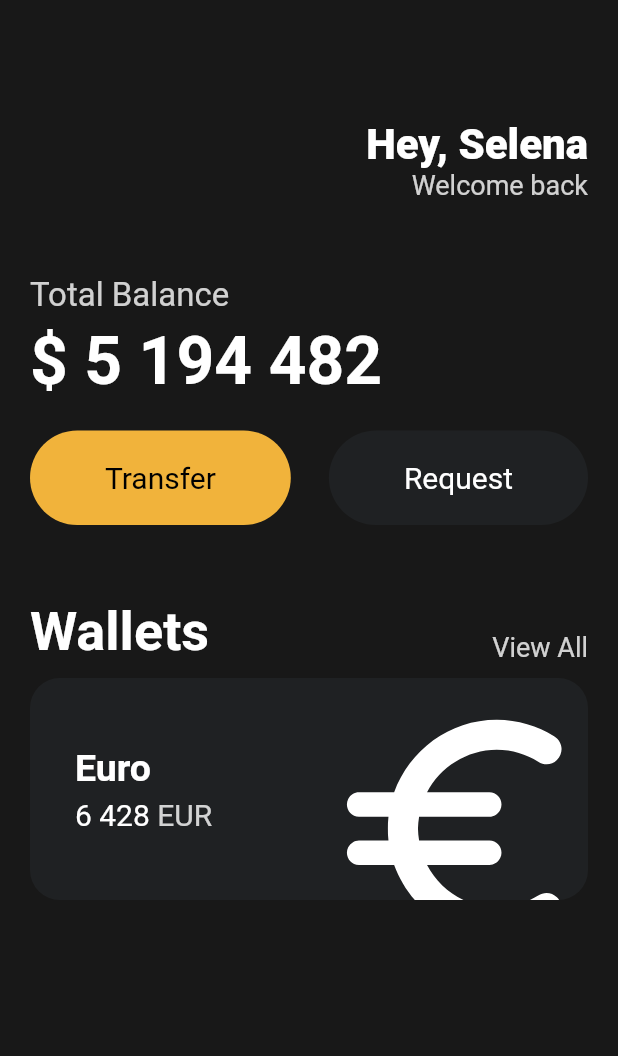
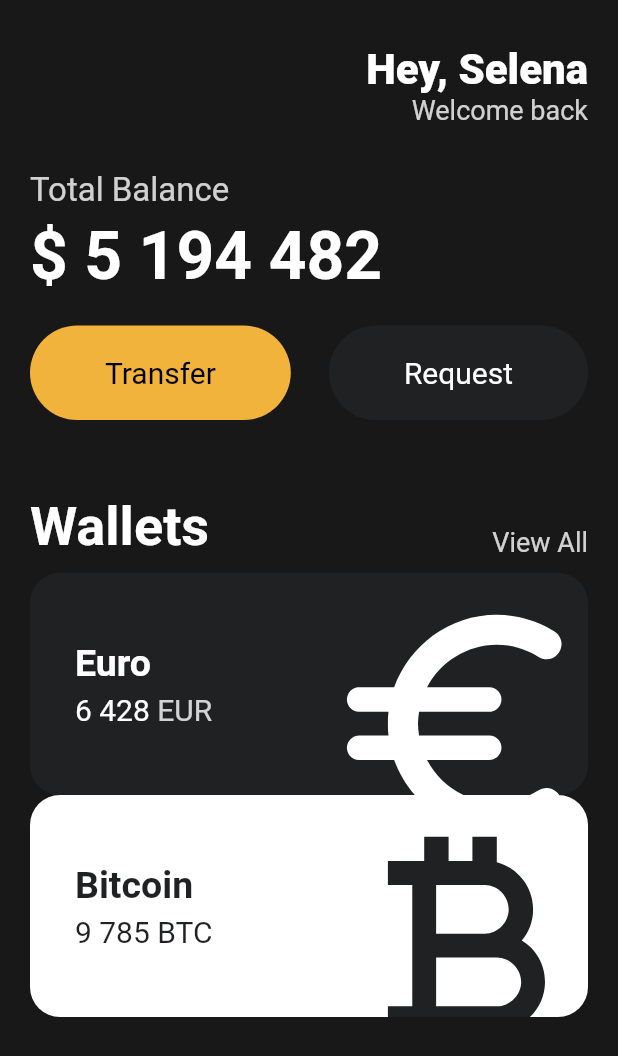
Before and after one commit to kimgeuntae/mobile_wallet, a Flutter app: the screen it shows after launch, on a phone screen of 412 x 824 dp. Shown: the top 1056 px of the screen. Run offline on Flutter 3.47's test engine with Material 2 defaults, Android fonts, the light colour scheme and no system bars.

Commit message:
Add: 비트코인 카드

```diff
--- a/lib/main.dart
+++ b/lib/main.dart
@@ -23,7 +23,7 @@ class MyApp extends StatelessWidget {
             crossAxisAlignment: CrossAxisAlignment.start,
             children: [
               const SizedBox(
-                height: 80,
+                height: 30,
               ),
               // Row : 가로
               // 사용자 정보
@@ -53,7 +53,7 @@ class MyApp extends StatelessWidget {
                 ],
               ),
               const SizedBox(
-                height: 50,
+                height: 30,
               ),
               // 잔액 정보
               Text(
@@ -129,6 +129,13 @@ class MyApp extends StatelessWidget {
                 icon: Icons.euro_rounded,
                 isInverted: false,
               ),
+              const CurrencyCard(
+                name: 'Bitcoin',
+                code: 'BTC',
+                amount: '9 785',
+                icon: Icons.currency_bitcoin,
+                isInverted: true,
+              ),
             ],
           ),
         ),
```
